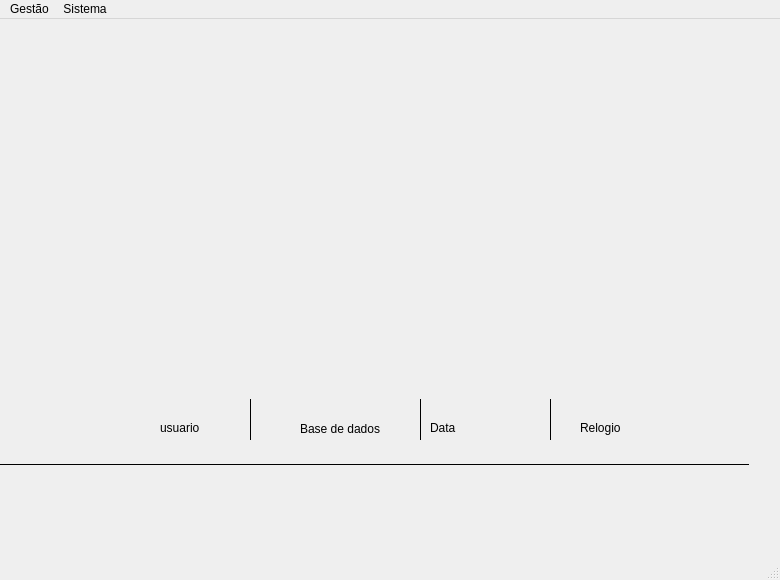
Before: the Qt Designer form frm_principal.ui in ustop0/TCC, drawn with Qt 5.
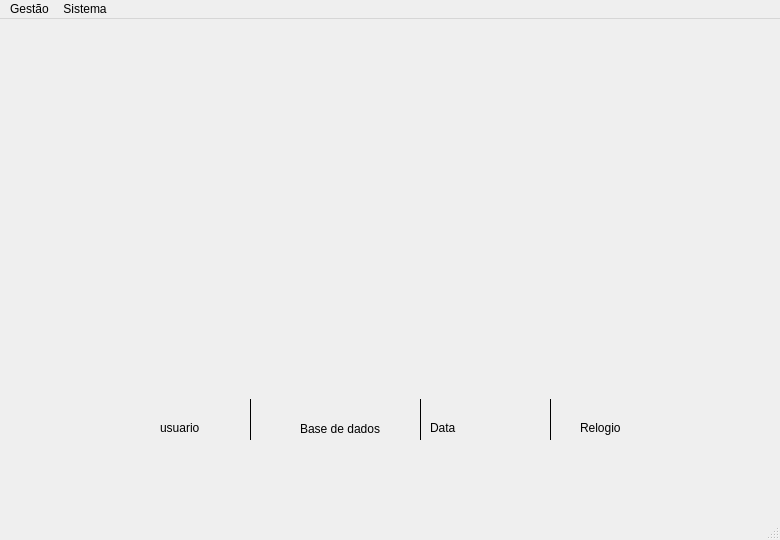
After: the same form once the commit is applied. Icons and pictures are not drawn.

Commit message: atualizando barra de status

The edit to the form file:
```diff
--- a/frm_principal.ui
+++ b/frm_principal.ui
@@ -7,7 +7,7 @@
     <x>0</x>
     <y>0</y>
     <width>780</width>
-    <height>580</height>
+    <height>540</height>
    </rect>
   </property>
   <property name="windowTitle">
@@ -59,25 +59,6 @@
      <string>Relogio</string>
     </property>
    </widget>
-   <widget class="Line" name="line">
-    <property name="geometry">
-     <rect>
-      <x>-2</x>
-      <y>437</y>
-      <width>751</width>
-      <height>16</height>
-     </rect>
-    </property>
-    <property name="frameShadow">
-     <enum>QFrame::Plain</enum>
-    </property>
-    <property name="lineWidth">
-     <number>0</number>
-    </property>
-    <property name="orientation">
-     <enum>Qt::Horizontal</enum>
-    </property>
-   </widget>
    <widget class="Line" name="line_2">
     <property name="geometry">
      <rect>
```
The commit also changes 1 other file.
